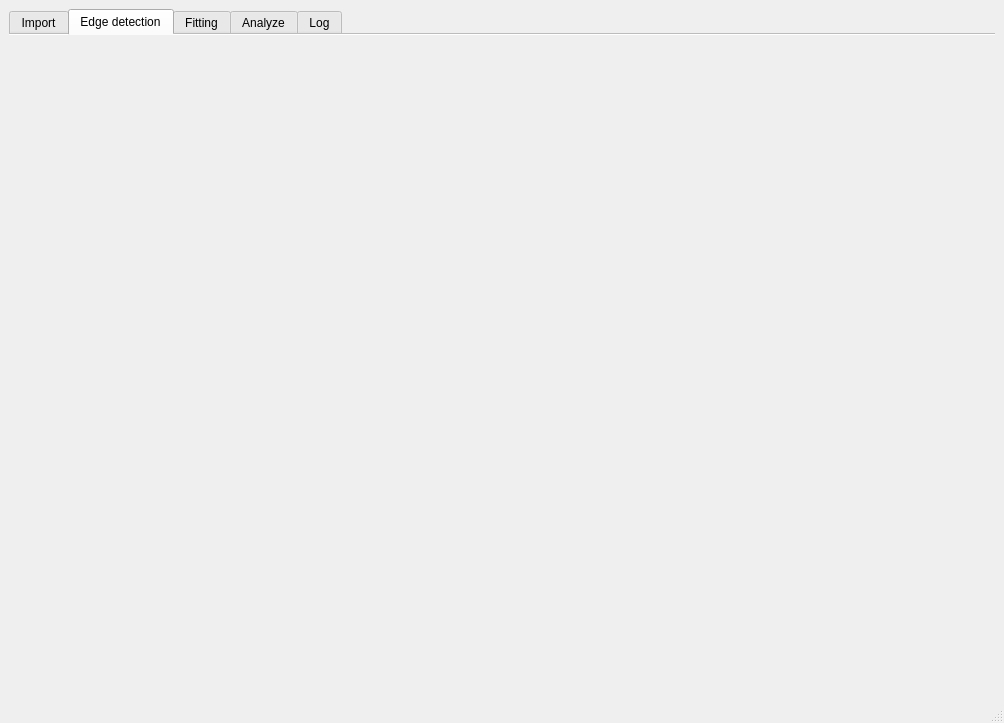
galaunay/pyDSA_gui, file design.ui: the form before one commit.
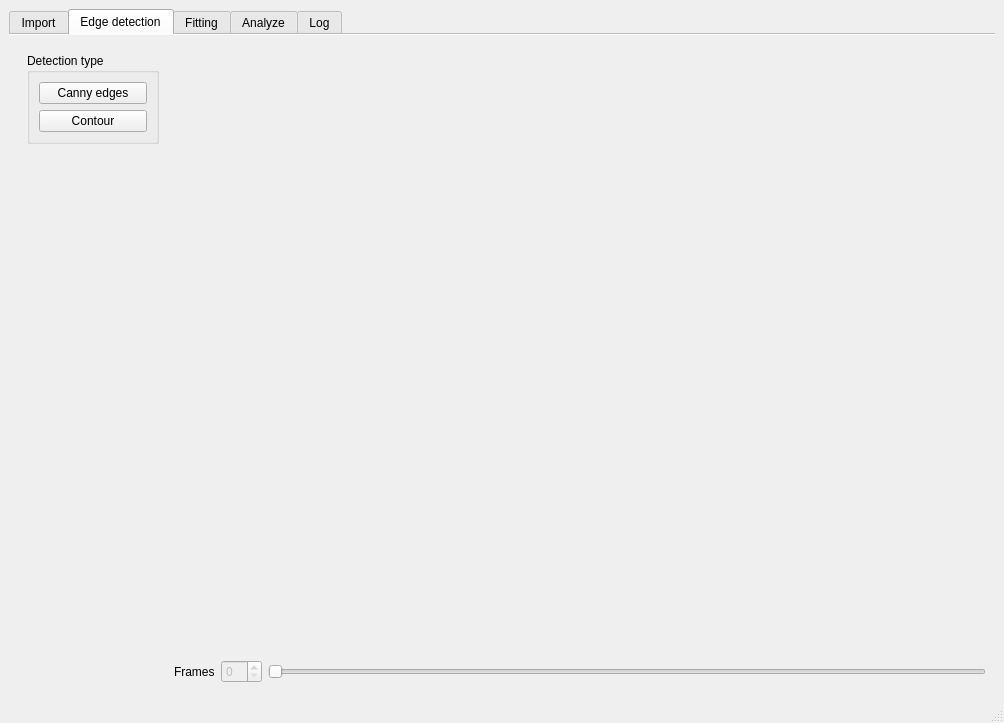
The form after the commit. The open tabs and pages were chosen to show the change. Custom widgets are drawn as their Qt base class.

Commit message: Begin to add detection windows

```diff
--- a/design.ui
+++ b/design.ui
@@ -300,6 +300,175 @@
        <attribute name="title">
         <string>Edge detection</string>
        </attribute>
+       <layout class="QHBoxLayout" name="horizontalLayout_5">
+        <item>
+         <widget class="QFrame" name="frame_2">
+          <property name="sizePolicy">
+           <sizepolicy hsizetype="Fixed" vsizetype="Preferred">
+            <horstretch>2</horstretch>
+            <verstretch>0</verstretch>
+           </sizepolicy>
+          </property>
+          <property name="maximumSize">
+           <size>
+            <width>150</width>
+            <height>16777215</height>
+           </size>
+          </property>
+          <property name="baseSize">
+           <size>
+            <width>150</width>
+            <height>0</height>
+           </size>
+          </property>
+          <property name="frameShape">
+           <enum>QFrame::NoFrame</enum>
+          </property>
+          <property name="frameShadow">
+           <enum>QFrame::Raised</enum>
+          </property>
+          <layout class="QVBoxLayout" name="verticalLayout_4">
+           <item>
+            <widget class="QGroupBox" name="groupBox_5">
+             <property name="title">
+              <string>Detection type</string>
+             </property>
+             <property name="flat">
+              <bool>false</bool>
+             </property>
+             <property name="checkable">
+              <bool>false</bool>
+             </property>
+             <layout class="QVBoxLayout" name="verticalLayout_5">
+              <item>
+               <widget class="QPushButton" name="pushButton_8">
+                <property name="text">
+                 <string>Canny edges</string>
+                </property>
+               </widget>
+              </item>
+              <item>
+               <widget class="QPushButton" name="pushButton_9">
+                <property name="text">
+                 <string>Contour</string>
+                </property>
+               </widget>
+              </item>
+             </layout>
+            </widget>
+           </item>
+           <item>
+            <spacer name="verticalSpacer_4">
+             <property name="orientation">
+              <enum>Qt::Vertical</enum>
+             </property>
+             <property name="sizeHint" stdset="0">
+              <size>
+               <width>20</width>
+               <height>40</height>
+              </size>
+             </property>
+            </spacer>
+           </item>
+          </layout>
+         </widget>
+        </item>
+        <item>
+         <layout class="QVBoxLayout" name="verticalLayout_6">
+          <item>
+           <layout class="QGridLayout" name="gridLayout_2">
+            <item row="1" column="1">
+             <widget class="MplWidgetDetect" name="mplwidgetdetect" native="true">
+              <property name="cursor">
+               <cursorShape>ArrowCursor</cursorShape>
+              </property>
+             </widget>
+            </item>
+            <item row="2" column="1">
+             <spacer name="verticalSpacer_5">
+              <property name="orientation">
+               <enum>Qt::Vertical</enum>
+              </property>
+              <property name="sizeHint" stdset="0">
+               <size>
+                <width>20</width>
+                <height>40</height>
+               </size>
+              </property>
+             </spacer>
+            </item>
+            <item row="1" column="2">
+             <spacer name="horizontalSpacer_3">
+              <property name="orientation">
+               <enum>Qt::Horizontal</enum>
+              </property>
+              <property name="sizeHint" stdset="0">
+               <size>
+                <width>40</width>
+                <height>20</height>
+               </size>
+              </property>
+             </spacer>
+            </item>
+            <item row="0" column="1">
+             <spacer name="verticalSpacer_6">
+              <property name="orientation">
+               <enum>Qt::Vertical</enum>
+              </property>
+              <property name="sizeHint" stdset="0">
+               <size>
+                <width>20</width>
+                <height>40</height>
+               </size>
+              </property>
+             </spacer>
+            </item>
+            <item row="1" column="0">
+             <spacer name="horizontalSpacer_4">
+              <property name="orientation">
+               <enum>Qt::Horizontal</enum>
+              </property>
+              <property name="sizeHint" stdset="0">
+               <size>
+                <width>40</width>
+                <height>20</height>
+               </size>
+              </property>
+             </spacer>
+            </item>
+           </layout>
+          </item>
+          <item>
+           <layout class="QHBoxLayout" name="horizontalLayout_4">
+            <item>
+             <widget class="QLabel" name="label_2">
+              <property name="text">
+               <string>Frames</string>
+              </property>
+             </widget>
+            </item>
+            <item>
+             <widget class="QSpinBox" name="tab2_spinbox">
+              <property name="enabled">
+               <bool>false</bool>
+              </property>
+             </widget>
+            </item>
+            <item>
+             <widget class="QSlider" name="tab2_frameslider">
+              <property name="enabled">
+               <bool>false</bool>
+              </property>
+              <property name="orientation">
+               <enum>Qt::Horizontal</enum>
+              </property>
+             </widget>
+            </item>
+           </layout>
+          </item>
+         </layout>
+        </item>
+       </layout>
       </widget>
       <widget class="QWidget" name="tab">
        <attribute name="title">
@@ -343,6 +512,12 @@
     <slot>set_xmax(int)</slot>
    </slots>
   </customwidget>
+  <customwidget>
+   <class>MplWidgetDetect</class>
+   <extends>QWidget</extends>
+   <header>MPLWidget</header>
+   <container>1</container>
+  </customwidget>
  </customwidgets>
  <resources/>
  <connections>
```
Left out of the diff: 108 changed lines with no effect on the pictures. The commit also changes 2 other files.
